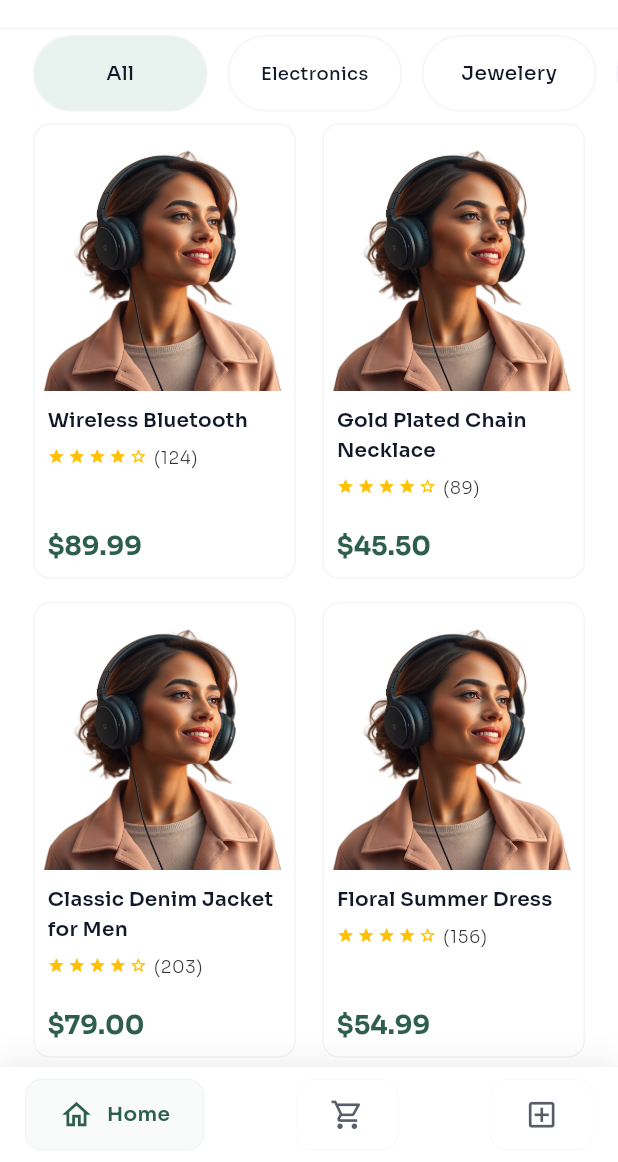
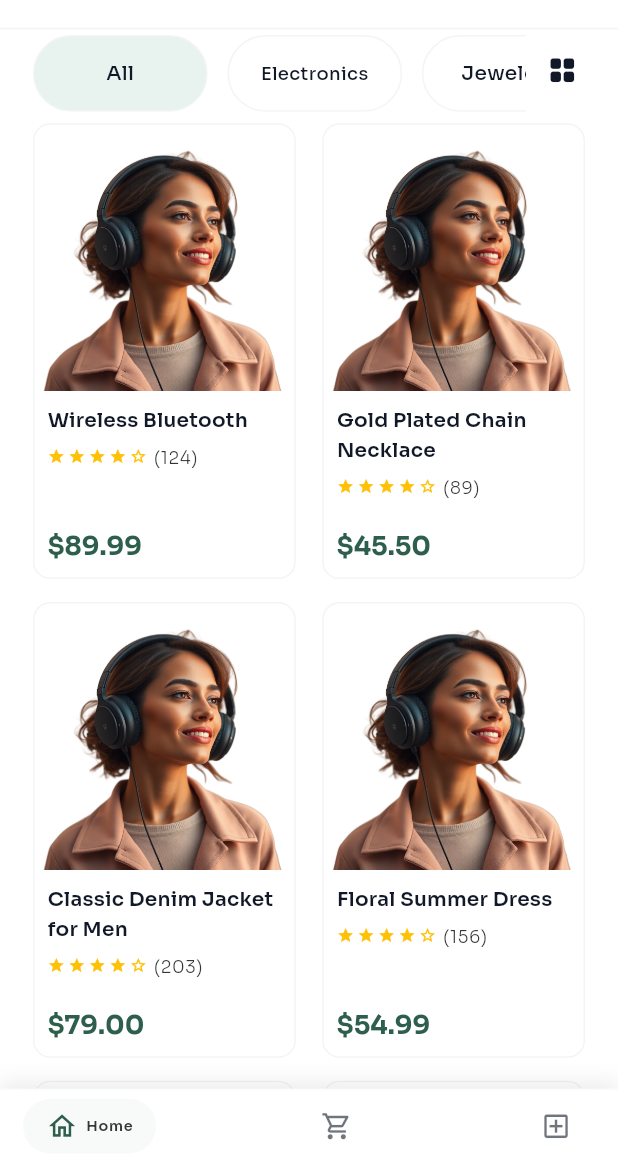
Before and after one commit to oiu85/fist_ecommerce_app_flutter, a Flutter app: the screen it shows after launch, on a phone screen of 412 x 824 dp, the part 74-1236 px from its top. Run offline on Flutter 3.47's test engine with Material 3 defaults, Android fonts, the phone set to English and light mode, and no system bars; drawn by our look-alikes of auto_size_text, google_nav_bar; our stand-ins replace cached_network_image, dartz, dio, easy_localization, flutter_animate, flutter_image_compress and 14 more; project files that could hold a hidden picture were left out.

Commit message:
*. Create the home category grid: - create grid widget - create category card *. Create an mock data folder, on it an file for the home mock data, this folder could help su after in the Unit test *. Update the Custom Nav Bar ui to be more perfect and simple *. Update the home category grid adding bottom padding

```diff
--- a/lib/core/component/custom_bottom_nav_bar.dart
+++ b/lib/core/component/custom_bottom_nav_bar.dart
@@ -3,8 +3,10 @@ import 'package:flutter/material.dart';
 import 'package:flutter_screenutil/flutter_screenutil.dart';
 import 'package:google_nav_bar/google_nav_bar.dart';
 
+import '../../gen/fonts.gen.dart';
 import '../localization/locale_keys.g.dart';
 import '../theme/app_color_extension.dart';
+
 
 class CustomBottomNavBar extends StatelessWidget {
   const CustomBottomNavBar({
@@ -23,45 +25,69 @@ class CustomBottomNavBar extends StatelessWidget {
     final theme = Theme.of(context);
     final colorScheme = theme.colorScheme;
     final appColors = theme.extension<AppColorExtension>();
+    final textTheme = theme.textTheme;
 
     final bg = backgroundColor ?? colorScheme.surface;
-    final inactiveColor = colorScheme.onSurface.withValues(alpha: 0.7);
+    final inactiveColor = colorScheme.onSurface.withValues(alpha: 0.6);
     final activeColor = colorScheme.primary;
-    final tabBg = colorScheme.primaryContainer.withValues(alpha: 0.3);
+    final tabBg = colorScheme.primaryContainer.withValues(alpha: 0.35);
     final borderColor = appColors?.borderColor ?? colorScheme.outline;
+    final rippleHover = colorScheme.surfaceContainerHighest;
 
     return Container(
       decoration: BoxDecoration(
         color: bg,
+        border: Border(
+          top: BorderSide(
+            width: 1,
+            color: borderColor.withValues(alpha: 0.3),
+          ),
+        ),
         boxShadow: [
           BoxShadow(
-            blurRadius: 20.r,
-            color: theme.shadowColor.withValues(alpha: 0.1),
+            offset: Offset(0, -4.h),
+            blurRadius: 12.r,
+            color: theme.shadowColor.withValues(alpha: 0.08),
           ),
         ],
       ),
       child: SafeArea(
         child: Padding(
-          padding: EdgeInsets.symmetric(horizontal: 15.w, vertical: 8.h),
+          padding: EdgeInsets.symmetric(horizontal: 12.w, vertical: 6.h),
           child: GNav(
             selectedIndex: selectedIndex,
             onTabChange: onTabChange,
-            rippleColor: colorScheme.surfaceContainerHighest,
-            hoverColor: colorScheme.surfaceContainerHighest,
-            gap: 8.w,
+            rippleColor: rippleHover,
+            hoverColor: rippleHover,
+            haptic: false,
+            curve: Curves.easeInOut,
+            duration: const Duration(milliseconds: 300),
+            gap: 5.w,
             activeColor: activeColor,
             color: inactiveColor,
-            iconSize: 24.r,
-            padding: EdgeInsets.symmetric(horizontal: 20.w, vertical: 12.h),
-            duration: const Duration(milliseconds: 400),
+            iconSize: 22.r,
+            textSize: 11.sp,
+            textStyle: textTheme.labelSmall?.copyWith(
+              fontFamily: FontFamily.sora,
+              fontWeight: FontWeight.w600,
+            ),
+            padding: EdgeInsets.symmetric(horizontal: 14.w, vertical: 8.h),
+            tabMargin: EdgeInsets.symmetric(horizontal: 2.w),
             tabBackgroundColor: tabBg,
-            tabBorderRadius: 12.r,
-            tabBorder: Border.all(color: borderColor.withValues(alpha: 0.3)),
-            tabActiveBorder: Border.all(color: borderColor),
+            tabBorderRadius: 24.r,
             tabs: [
-              GButton(icon: Icons.home_outlined, text: LocaleKeys.home_navHome.tr()),
-              GButton(icon: Icons.shopping_cart_outlined, text: LocaleKeys.home_navCart.tr()),
-              GButton(icon: Icons.add_box_outlined, text: LocaleKeys.home_navAddProduct.tr()),
+              GButton(
+                icon: Icons.home_outlined,
+                text: LocaleKeys.home_navHome.tr(),
+              ),
+              GButton(
+                icon: Icons.shopping_cart_outlined,
+                text: LocaleKeys.home_navCart.tr(),
+              ),
+              GButton(
+                icon: Icons.add_box_outlined,
+                text: LocaleKeys.home_navAddProduct.tr(),
+              ),
             ],
           ),
         ),
--- a/lib/features/home/presentation/pages/home_page.dart
+++ b/lib/features/home/presentation/pages/home_page.dart
@@ -1,6 +1,7 @@
 import 'package:flutter/material.dart';
 
 import '../../../../core/shared/app_scaffold.dart';
+import '../../../../mock_data/home_mock_data.dart';
 import '../widgets/home_category_chips.dart';
 import '../widgets/home_page_app_bar.dart';
 import '../widgets/home_product_grid.dart';
@@ -24,6 +25,7 @@ class HomePage extends StatefulWidget {
 
 class _HomePageState extends State<HomePage> {
   int _selectedCategoryIndex = 0;
+  CategoryLayoutStyle _categoryLayout = CategoryLayoutStyle.row;
 
   @override
   Widget build(BuildContext context) {
@@ -39,11 +41,19 @@ class _HomePageState extends State<HomePage> {
       body: Column(
         crossAxisAlignment: CrossAxisAlignment.stretch,
         children: [
-          HomeCategoryChips(
+          HomeCategorySection(
             categories: mockHomeCategories,
             selectedIndex: _selectedCategoryIndex,
             onCategorySelected: (index) {
               setState(() => _selectedCategoryIndex = index);
+            },
+            layoutStyle: _categoryLayout,
+            onLayoutToggle: () {
+              setState(() {
+                _categoryLayout = _categoryLayout == CategoryLayoutStyle.row
+                    ? CategoryLayoutStyle.grid
+                    : CategoryLayoutStyle.row;
+              });
             },
           ),
           Expanded(
--- a/lib/features/home/presentation/widgets/home_category_chips.dart
+++ b/lib/features/home/presentation/widgets/home_category_chips.dart
@@ -2,57 +2,80 @@ import 'package:flutter/material.dart';
 import 'package:flutter_screenutil/flutter_screenutil.dart';
 
 import '../../../../core/component/category_chip.dart';
-import '../../../../core/localization/locale_keys.g.dart';
 
+import 'home_category_grid.dart';
+
+//* Layout mode for category display: row (horizontal chips) or grid (cards).
+enum CategoryLayoutStyle {
+  row,
+  grid,
+}
 
 @immutable
 class HomeCategoryItem {
   const HomeCategoryItem({
     required this.id,
     required this.labelLocaleKey,
+    this.icon,
   });
 
   final String id;
   final String labelLocaleKey;
+  /// Optional Material icon for grid card display. Defaults per category if null.
+  final IconData? icon;
+
+  IconData get effectiveIcon => icon ?? _iconForCategoryId(id);
+
+  static IconData _iconForCategoryId(String id) {
+    switch (id) {
+      case 'electronics':
+        return Icons.devices_outlined;
+      case 'jewelery':
+        return Icons.diamond_outlined;
+      case 'mens_clothing':
+        return Icons.checkroom_outlined;
+      case 'womens_clothing':
+        return Icons.dry_cleaning_outlined;
+      default:
+        return Icons.category_outlined;
+    }
+  }
 }
 
-List<HomeCategoryItem> get mockHomeCategories => const <HomeCategoryItem>[
-  HomeCategoryItem(id: 'all', labelLocaleKey: LocaleKeys.home_categoryAll),
-  HomeCategoryItem(
-    id: 'electronics',
-    labelLocaleKey: LocaleKeys.home_categoryElectronics,
-  ),
-  HomeCategoryItem(
-    id: 'jewelery',
-    labelLocaleKey: LocaleKeys.home_categoryJewelery,
-  ),
-  HomeCategoryItem(
-    id: 'mens_clothing',
-    labelLocaleKey: LocaleKeys.home_categoryMensClothing,
-  ),
-  HomeCategoryItem(
-    id: 'womens_clothing',
-    labelLocaleKey: LocaleKeys.home_categoryWomensClothing,
-  ),
-];
-
-
-class HomeCategoryChips extends StatelessWidget {
-  const HomeCategoryChips({
+class HomeCategorySection extends StatelessWidget {
+  const HomeCategorySection({
     super.key,
     required this.categories,
     required this.selectedIndex,
     required this.onCategorySelected,
+    this.layoutStyle = CategoryLayoutStyle.row,
+    this.onLayoutToggle,
   });
 
   final List<HomeCategoryItem> categories;
   final int selectedIndex;
   final ValueChanged<int> onCategorySelected;
+  final CategoryLayoutStyle layoutStyle;
+  /// Optional callback to toggle layout (row ↔ grid). If provided, a toggle
+  /// button is shown in the section header.
+  final VoidCallback? onLayoutToggle;
 
   @override
   Widget build(BuildContext context) {
+    return layoutStyle == CategoryLayoutStyle.row
+        ? _buildRowLayout(context)
+        : HomeCategoryGrid(
+            categories: categories,
+            selectedIndex: selectedIndex,
+            onCategorySelected: onCategorySelected,
+            onLayoutToggle: onLayoutToggle,
+            layoutStyle: layoutStyle,
+          );
+  }
+
+  /// Row layout: horizontal scroll of chips with optional layout toggle.
+  Widget _buildRowLayout(BuildContext context) {
     final colorScheme = Theme.of(context).colorScheme;
-    //* Fixed height so horizontal ListView has bounded height and chips are visible.
     const double rowHeight = 55;
 
     return Container(
@@ -60,9 +83,17 @@ class HomeCategoryChips extends StatelessWidget {
       color: colorScheme.surface,
       child: SizedBox(
         height: rowHeight,
+        child: Row(
+          children: [
+            Expanded(
               child: ListView.separated(
                 scrollDirection: Axis.horizontal,
-          padding: EdgeInsets.only(top: 4.h, right: 20.w, left: 20.w, bottom: 0),
+                padding: EdgeInsets.only(
+                  top: 4.h,
+                  right: onLayoutToggle != null ? 8.w : 20.w,
+                  left: 20.w,
+                  bottom: 0,
+                ),
                 itemCount: categories.length,
                 separatorBuilder: (_, __) => SizedBox(width: 12.w),
                 itemBuilder: (context, index) {
@@ -77,6 +108,47 @@ class HomeCategoryChips extends StatelessWidget {
                 },
               ),
             ),
+            if (onLayoutToggle != null)
+              IconButton(
+                icon: Icon(
+                  layoutStyle == CategoryLayoutStyle.row
+                      ? Icons.grid_view_rounded
+                      : Icons.view_agenda_rounded,
+                  size: 22.r,
+                ),
+                onPressed: onLayoutToggle,
+                style: IconButton.styleFrom(
+                  minimumSize: Size(40.r, 40.r),
+                  padding: EdgeInsets.zero,
+                ),
+              ),
+            if (onLayoutToggle != null) SizedBox(width: 12.w),
+          ],
+        ),
+      ),
     );
   }
 }
+
+/// Legacy name alias — use [HomeCategorySection] with [CategoryLayoutStyle.row].
+@Deprecated('Use HomeCategorySection with layoutStyle: CategoryLayoutStyle.row')
+class HomeCategoryChips extends StatelessWidget {
+  const HomeCategoryChips({
+    super.key,
+    required this.categories,
+    required this.selectedIndex,
+    required this.onCategorySelected,
+  });
+
+  final List<HomeCategoryItem> categories;
+  final int selectedIndex;
+  final ValueChanged<int> onCategorySelected;
+
+  @override
+  Widget build(BuildContext context) => HomeCategorySection(
+        categories: categories,
+        selectedIndex: selectedIndex,
+        onCategorySelected: onCategorySelected,
+        layoutStyle: CategoryLayoutStyle.row,
+      );
+}
--- a/lib/features/home/presentation/widgets/home_product_grid.dart
+++ b/lib/features/home/presentation/widgets/home_product_grid.dart
@@ -3,7 +3,10 @@ import 'package:flutter_screenutil/flutter_screenutil.dart';
 
 import 'product_card.dart';
 
-const String kHomeProductPlaceholderAsset = 'assets/images/png/prototype1.png';
+/// Placeholder image asset for product cards (default when imageUrl not provided).
+const String kHomeProductPlaceholderAsset =
+    'assets/images/png/prototype1.png';
+
 @immutable
 class HomeProductGridItem {
   const HomeProductGridItem({
@@ -45,10 +48,18 @@ class HomeProductGrid extends StatelessWidget {
     final crossSpacing = crossAxisSpacing ?? 16.w;
     final mainSpacing = mainAxisSpacing ?? 16.h;
 
+    //* Bottom padding to prevent last rows from hiding behind the nav bar.
+    final bottomPadding = MediaQuery.of(context).viewPadding.bottom + 90.h;
+
     return ColoredBox(
       color: surfaceColor,
       child: GridView.builder(
-        padding: EdgeInsets.symmetric(horizontal: 20.w, vertical: 8.h),
+        padding: EdgeInsets.only(
+          left: 20.w,
+          right: 20.w,
+          top: 8.h,
+          bottom: bottomPadding,
+        ),
         gridDelegate: SliverGridDelegateWithFixedCrossAxisCount(
           crossAxisCount: 2,
           mainAxisSpacing: mainSpacing,
@@ -73,56 +84,3 @@ class HomeProductGrid extends StatelessWidget {
     );
   }
 }
-
-/// Default list of placeholder products for the home grid (Figma/spec).
-List<HomeProductGridItem> get defaultHomeProductGridItems =>
-    <HomeProductGridItem>[
-      const HomeProductGridItem(
-        name: 'Wireless Bluetooth ',
-        rating: 4,
-        reviewCount: 124,
-        priceFormatted: r'$89.99',
-      ),
-      const HomeProductGridItem(
-        name: 'Gold Plated Chain Necklace',
-        rating: 4,
-        reviewCount: 89,
-        priceFormatted: r'$45.50',
-      ),
-      const HomeProductGridItem(
-        name: 'Classic Denim Jacket for Men',
-        rating: 4,
-        reviewCount: 203,
-        priceFormatted: r'$79.00',
-      ),
-      const HomeProductGridItem(
-        name: 'Floral Summer Dress',
-        rating: 4,
-        reviewCount: 156,
-        priceFormatted: r'$54.99',
-      ),
-      const HomeProductGridItem(
-        name: 'Smart Fitness Watch Pro',
-        rating: 4,
-        reviewCount: 342,
-        priceFormatted: r'$199.99',
-      ),
-      const HomeProductGridItem(
-        name: 'Sterling Silver Bracelet',
-        rating: 4,
-        reviewCount: 67,
-        priceFormatted: r'$129.00',
-      ),
-      const HomeProductGridItem(
-        name: "Men's Casual Sneakers",
-        rating: 4,
-        reviewCount: 278,
-        priceFormatted: r'$69.99',
-      ),
-      const HomeProductGridItem(
-        name: 'Leather Crossbody Bag',
-        rating: 4,
-        reviewCount: 192,
-        priceFormatted: r'$149.00',
-      ),
-    ];
--- /dev/null
+++ b/lib/mock_data/home_mock_data.dart
@@ -0,0 +1,89 @@
+import '../core/localization/locale_keys.g.dart';
+import '../features/home/presentation/widgets/home_category_chips.dart';
+import '../features/home/presentation/widgets/home_product_grid.dart';
+
+//* ==================== Category Mock Data ====================
+
+/// Mock category list for home screen (All, Electronics, Jewelery, etc.).
+List<HomeCategoryItem> get mockHomeCategories => const <HomeCategoryItem>[
+  HomeCategoryItem(id: 'all', labelLocaleKey: LocaleKeys.home_categoryAll),
+  HomeCategoryItem(
+    id: 'electronics',
+    labelLocaleKey: LocaleKeys.home_categoryElectronics,
+  ),
+  HomeCategoryItem(
+    id: 'jewelery',
+    labelLocaleKey: LocaleKeys.home_categoryJewelery,
+  ),
+  HomeCategoryItem(
+    id: 'mens_clothing',
+    labelLocaleKey: LocaleKeys.home_categoryMensClothing,
+  ),
+  HomeCategoryItem(
+    id: 'womens_clothing',
+    labelLocaleKey: LocaleKeys.home_categoryWomensClothing,
+  ),
+];
+
+//* ==================== Product Mock Data ====================
+
+/// Default list of placeholder products for the home grid.
+List<HomeProductGridItem> get defaultHomeProductGridItems =>
+    <HomeProductGridItem>[
+      const HomeProductGridItem(
+        name: 'Wireless Bluetooth ',
+        rating: 4,
+        reviewCount: 124,
+        priceFormatted: r'$89.99',
+        imageUrl: kHomeProductPlaceholderAsset,
+      ),
+      const HomeProductGridItem(
+        name: 'Gold Plated Chain Necklace',
+        rating: 4,
+        reviewCount: 89,
+        priceFormatted: r'$45.50',
+        imageUrl: kHomeProductPlaceholderAsset,
+      ),
+      const HomeProductGridItem(
+        name: 'Classic Denim Jacket for Men',
+        rating: 4,
+        reviewCount: 203,
+        priceFormatted: r'$79.00',
+        imageUrl: kHomeProductPlaceholderAsset,
+      ),
+      const HomeProductGridItem(
+        name: 'Floral Summer Dress',
+        rating: 4,
+        reviewCount: 156,
+        priceFormatted: r'$54.99',
+        imageUrl: kHomeProductPlaceholderAsset,
+      ),
+      const HomeProductGridItem(
+        name: 'Smart Fitness Watch Pro',
+        rating: 4,
+        reviewCount: 342,
+        priceFormatted: r'$199.99',
+        imageUrl: kHomeProductPlaceholderAsset,
+      ),
+      const HomeProductGridItem(
+        name: 'Sterling Silver Bracelet',
+        rating: 4,
+        reviewCount: 67,
+        priceFormatted: r'$129.00',
+        imageUrl: kHomeProductPlaceholderAsset,
+      ),
+      const HomeProductGridItem(
+        name: "Men's Casual Sneakers",
+        rating: 4,
+        reviewCount: 278,
+        priceFormatted: r'$69.99',
+        imageUrl: kHomeProductPlaceholderAsset,
+      ),
+      const HomeProductGridItem(
+        name: 'Leather Crossbody Bag',
+        rating: 4,
+        reviewCount: 192,
+        priceFormatted: r'$149.00',
+        imageUrl: kHomeProductPlaceholderAsset,
+      ),
+    ];
```
Also changed, not shown: lib/features/home/presentation/widgets/category_card.dart (added, +104 -0 lines), lib/features/home/presentation/widgets/home_category_grid.dart (added, +95 -0 lines). Lines whose indentation alone changed are shown as unchanged.
